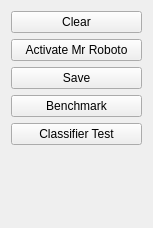
Qt form BIAL-GUI/src/livewirewidget.ui (GIBIS-UNIFESP/BIAL) before a commit.
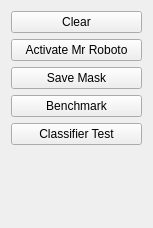
The same form after that commit.

```diff
--- a/BIAL-GUI/src/livewirewidget.ui
+++ b/BIAL-GUI/src/livewirewidget.ui
@@ -37,7 +37,7 @@
    <item>
     <widget class="QPushButton" name="pushButtonSave">
      <property name="text">
-      <string>Save</string>
+      <string>Save Mask</string>
      </property>
     </widget>
    </item>
```
